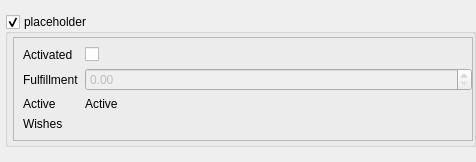
First picture: the form in src/rqt_planner_gui/resource/goal.ui, repository ros-hybrid-behaviour-planner/rhbp, before the edit.
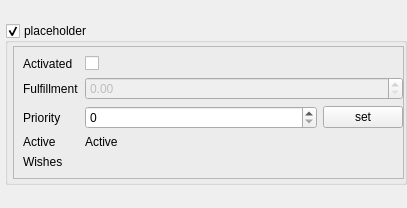
Second picture: the form after the edit.

Commit message: added priority to goals (for symbolic planer only)

The edit to the form file:
```diff
--- a/src/rqt_planner_gui/resource/goal.ui
+++ b/src/rqt_planner_gui/resource/goal.ui
@@ -6,8 +6,8 @@
    <rect>
     <x>0</x>
     <y>0</y>
-    <width>476</width>
-    <height>162</height>
+    <width>407</width>
+    <height>208</height>
    </rect>
   </property>
   <property name="windowTitle">
@@ -83,7 +83,7 @@
          <property name="rightMargin">
           <number>0</number>
          </property>
-         <item row="2" column="0">
+         <item row="3" column="0">
           <widget class="QLabel" name="activeDescriptionLabel">
            <property name="sizePolicy">
             <sizepolicy hsizetype="Maximum" vsizetype="Preferred">
@@ -145,7 +145,7 @@
            </property>
           </widget>
          </item>
-         <item row="3" column="0">
+         <item row="4" column="0">
           <widget class="QLabel" name="wishesDescriptionLabel">
            <property name="sizePolicy">
             <sizepolicy hsizetype="Maximum" vsizetype="Preferred">
@@ -161,7 +161,7 @@
            </property>
           </widget>
          </item>
-         <item row="3" column="1" colspan="2">
+         <item row="4" column="1" colspan="2">
           <widget class="QLabel" name="wishesLabel">
            <property name="sizePolicy">
             <sizepolicy hsizetype="Maximum" vsizetype="Preferred">
@@ -177,7 +177,7 @@
            </property>
           </widget>
          </item>
-         <item row="2" column="1" colspan="2">
+         <item row="3" column="1" colspan="2">
           <widget class="QLabel" name="activeLabel">
            <property name="sizePolicy">
             <sizepolicy hsizetype="Preferred" vsizetype="Preferred">
@@ -193,6 +193,36 @@
            </property>
           </widget>
          </item>
+         <item row="2" column="0">
+          <widget class="QLabel" name="label">
+           <property name="text">
+            <string>Priority</string>
+           </property>
+          </widget>
+         </item>
+         <item row="2" column="1">
+          <widget class="QSpinBox" name="prioritySpinBox">
+           <property name="sizePolicy">
+            <sizepolicy hsizetype="Expanding" vsizetype="Fixed">
+             <horstretch>0</horstretch>
+             <verstretch>0</verstretch>
+            </sizepolicy>
+           </property>
+          </widget>
+         </item>
+         <item row="2" column="2">
+          <widget class="QPushButton" name="priorityButton">
+           <property name="sizePolicy">
+            <sizepolicy hsizetype="Minimum" vsizetype="Fixed">
+             <horstretch>0</horstretch>
+             <verstretch>0</verstretch>
+            </sizepolicy>
+           </property>
+           <property name="text">
+            <string>set</string>
+           </property>
+          </widget>
+         </item>
         </layout>
        </widget>
       </item>
```
The commit also changes 3 other files.
